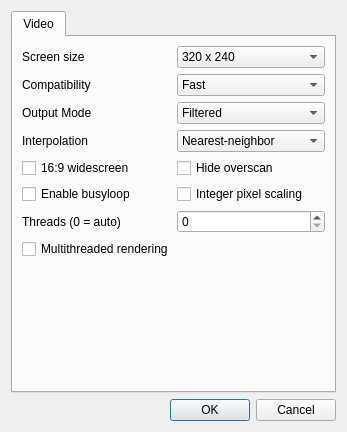
The window that src/plugin/mupen64plus/UserInterface/MainDialog.ui (Rosalie241/angrylion-rdp-plus) describes before a commit, drawn with Qt 5.
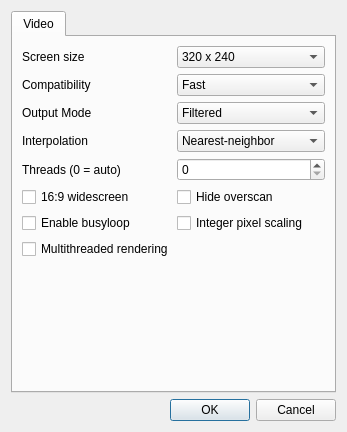
The same window after the commit.

What changed in the file:
```diff
--- a/src/plugin/mupen64plus/UserInterface/MainDialog.ui
+++ b/src/plugin/mupen64plus/UserInterface/MainDialog.ui
@@ -198,6 +198,29 @@
            </item>
           </layout>
          </item>
+         <item>
+          <layout class="QHBoxLayout" name="horizontalLayout_8">
+           <property name="leftMargin">
+            <number>0</number>
+           </property>
+           <property name="topMargin">
+            <number>0</number>
+           </property>
+           <property name="bottomMargin">
+            <number>0</number>
+           </property>
+           <item>
+            <widget class="QLabel" name="label_5">
+             <property name="text">
+              <string>Threads (0 = auto)</string>
+             </property>
+            </widget>
+           </item>
+           <item>
+            <widget class="QSpinBox" name="numWorkersSpinBox"/>
+           </item>
+          </layout>
+         </item>
          <item>
           <layout class="QHBoxLayout" name="horizontalLayout_11">
            <property name="bottomMargin">
@@ -247,29 +270,6 @@
            </item>
           </layout>
          </item>
-         <item>
-          <layout class="QHBoxLayout" name="horizontalLayout_8">
-           <property name="leftMargin">
-            <number>0</number>
-           </property>
-           <property name="topMargin">
-            <number>0</number>
-           </property>
-           <property name="bottomMargin">
-            <number>0</number>
-           </property>
-           <item>
-            <widget class="QLabel" name="label_5">
-             <property name="text">
-              <string>Threads (0 = auto)</string>
-             </property>
-            </widget>
-           </item>
-           <item>
-            <widget class="QSpinBox" name="numWorkersSpinBox"/>
-           </item>
-          </layout>
-         </item>
          <item>
           <layout class="QVBoxLayout" name="verticalLayout_3">
            <property name="bottomMargin">
```
